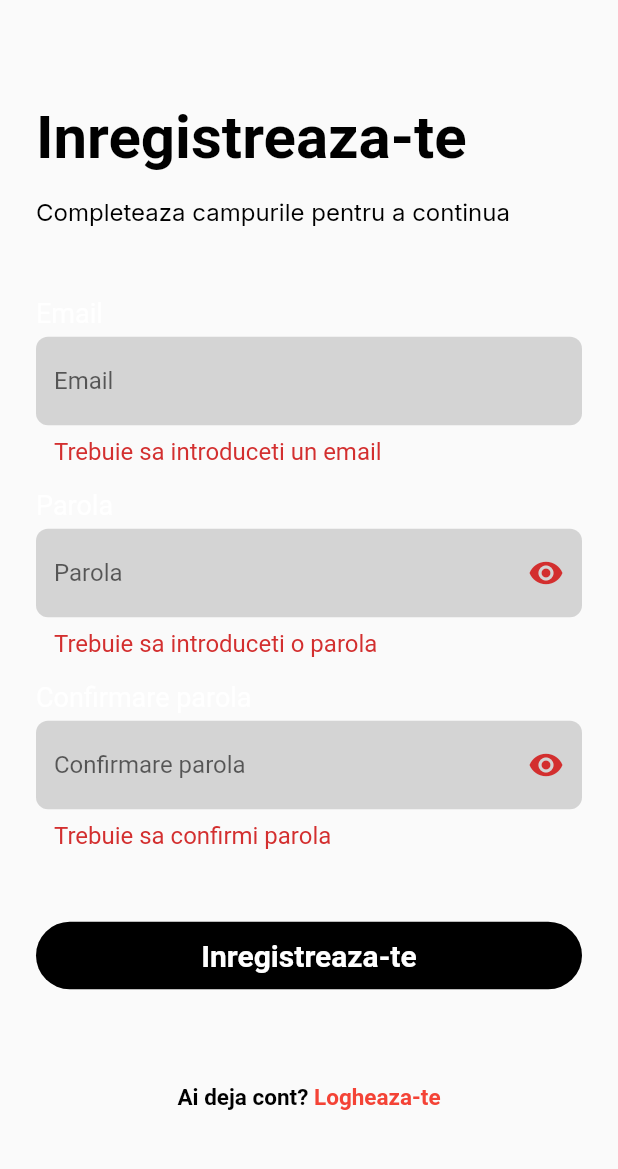
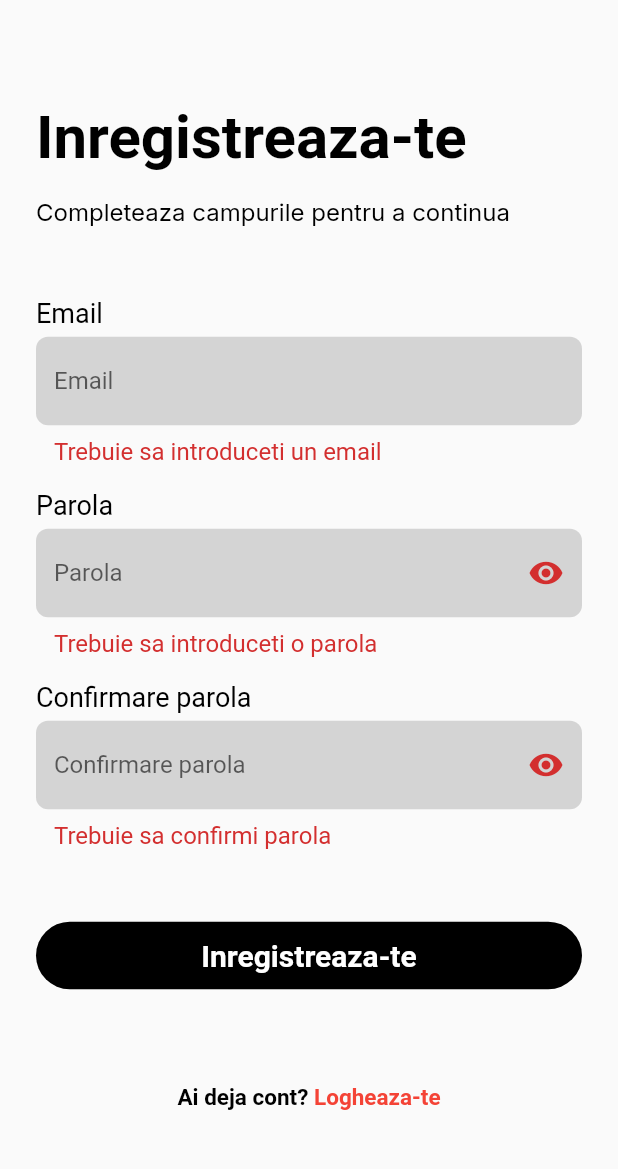
Before and after one commit to RobertPietraru/testador, a Flutter app: the _RegistrationScreen screen opened directly, after a tap on "Inregistreaza-te", on a phone screen of 412 x 824 dp, the part 60-1229 px from its top. Run offline on Flutter 3.47's test engine with Material 2 defaults, Android fonts, the phone set to English and light mode, and no system bars; our stand-ins replace auto_route, cloud_firestore, dartz, equatable, firebase_auth, firebase_core and 7 more; accounts and stored records are empty.

```diff
--- a/lib/core/components/buttons/long_button.dart
+++ b/lib/core/components/buttons/long_button.dart
@@ -14,9 +14,11 @@ class LongButton extends StatelessWidget {
     this.height = 45,
     this.textGradient,
     this.color,
+    this.error,
   }) : super(key: key);
+
+  final String? error;
   final Gradient? textGradient;
-
   final VoidCallback? onPressed;
   final String label;
   final bool isLoading;
@@ -27,17 +29,19 @@ class LongButton extends StatelessWidget {
   Widget build(BuildContext context) {
     final theme = AppTheme.of(context);
     final color = this.color ?? theme.primaryColor;
-    return SizedBox(
+    return Column(
+      children: [
+        SizedBox(
           width: 100.widthPercent,
           height: height,
           child: TextButton(
             onPressed: !isLoading ? onPressed : null,
             style: ButtonStyle(
               splashFactory: InkSplash.splashFactory,
-          overlayColor:
-              MaterialStateColor.resolveWith((states) => theme.secondaryColor),
-          shape: MaterialStateProperty.all(
-              RoundedRectangleBorder(borderRadius: BorderRadius.circular(100))),
+              overlayColor: MaterialStateColor.resolveWith(
+                  (states) => theme.secondaryColor),
+              shape: MaterialStateProperty.all(RoundedRectangleBorder(
+                  borderRadius: BorderRadius.circular(100))),
               backgroundColor: MaterialStateColor.resolveWith(
                 (states) {
                   if (states.contains(MaterialState.disabled)) {
@@ -60,6 +64,13 @@ class LongButton extends StatelessWidget {
               ],
             ),
           ),
+        ),
+        if (error != null)
+          Text(
+            error!,
+            style: TextStyle(color: theme.bad),
+          )
+      ],
     );
   }
 
--- a/lib/core/components/drawer.dart
+++ b/lib/core/components/drawer.dart
@@ -27,20 +27,28 @@ class CustomDrawer extends StatelessWidget {
           ListTile(
               onTap: () {},
               title: Text("Creeaza", style: theme.actionTextStyle)),
-          BlocListener<AuthBloc, AuthState>(
-
+          BlocConsumer<AuthBloc, AuthState>(
+            listenWhen: (previous, current) =>
+                previous is AuthAuthenticatedState &&
+                current is AuthUnauthenticatedState,
             listener: (context, state) {
               if (state is AuthUnauthenticatedState) {
                 context.router.popUntilRoot();
                 context.router.root.push(const UnprotectedFlowRoute());
               }
             },
-            child: ListTile(
-                onTap: () {
-                  context.read<AuthBloc>().add(const AuthUserLoggedOut());
-                },
-                title: Text("Delogheaza-te",
-                    style: theme.actionTextStyle.copyWith(color: theme.bad))),
+            builder: (context, state) => ListTile(
+                onTap: state is AuthAuthenticatedState
+                    ? () {
+                        context.read<AuthBloc>().add(const AuthUserLoggedOut());
+                      }
+                    : () {
+                        context.pushRoute(const AuthenticationFlowRoute());
+                      },
+                title: state is AuthAuthenticatedState
+                    ? Text("Delogheaza-te",
+                        style: theme.actionTextStyle.copyWith(color: theme.bad))
+                    : Text("Logheaza-te", style: theme.actionTextStyle)),
           )
         ]),
       ),
--- a/lib/core/components/text_input_field.dart
+++ b/lib/core/components/text_input_field.dart
@@ -45,7 +45,7 @@ class _TextInputFieldState extends State<TextInputField> {
       children: [
         Text(
           widget.hint,
-          style: theme.informationTextStyle.copyWith(color: Colors.white),
+          style: theme.informationTextStyle.copyWith(color: theme.primaryColor),
         ),
         const SizedBox(height: 5),
         TextFormField(
--- a/lib/core/routing/app_router.dart
+++ b/lib/core/routing/app_router.dart
@@ -14,6 +14,7 @@ import 'package:testador/features/testing/presentation/screens/test_screen.dart'
       path: '/auth',
       name: 'AuthenticationFlowRoute',
       page: AuthenticationFlow,
+      guards: [AuthLoadingGuard],
       children: [
         AutoRoute(initial: true, page: RegistrationScreen, path: 'signup'),
         AutoRoute(page: LoginScreen, path: 'loginin'),
@@ -24,6 +25,7 @@ import 'package:testador/features/testing/presentation/screens/test_screen.dart'
       name: 'UnprotectedFlowRoute',
       page: UnprotectedFlow,
       initial: true,
+      guards: [AuthLoadingGuard],
       children: [
         AutoRoute(
           initial: true,
@@ -36,7 +38,7 @@ import 'package:testador/features/testing/presentation/screens/test_screen.dart'
       path: '/protected',
       name: 'ProtectedFlowRoute',
       page: ProtectedFlow,
-      guards: [AuthGuard],
+      guards: [AuthGuard, AuthLoadingGuard],
       children: [
         AutoRoute(
           path: 'test-admin/:id',
--- a/lib/features/authentication/data/dtos/auth_failure_dto.dart
+++ b/lib/features/authentication/data/dtos/auth_failure_dto.dart
@@ -24,6 +24,7 @@ class AuthFailureDto {
       'unauthorized-continue-uri': AuthAuthorizationFailure(code: code),
       'email-already-exists': const AuthEmailAlreadyExistsFailure(),
       'email-already-in-use': const AuthEmailAlreadyExistsFailure(),
+      'network-request-failed': const AuthNetworkFailure(),
       'invalid-email': AuthInputBackendFailure(
           code: code, fieldWithIssue: FieldWithIssue.email),
       'invalid-password': AuthInputBackendFailure(
--- a/lib/features/authentication/data/repositories/auth_repository_impl.dart
+++ b/lib/features/authentication/data/repositories/auth_repository_impl.dart
@@ -27,7 +27,7 @@ class AuthRepositoryIMPL implements AuthRepository {
     } on AuthFailure catch (error) {
       return Left(error);
     } catch (_) {
-      return Left(AuthUnknownFailure());
+      return const Left(AuthUnknownFailure());
     }
   }
 
--- a/lib/features/authentication/domain/failures/auth_failure.dart
+++ b/lib/features/authentication/domain/failures/auth_failure.dart
@@ -47,11 +47,12 @@ class AuthAuthorizationFailure extends AuthFailure {
 
 class AuthNetworkFailure extends AuthFailure {
   const AuthNetworkFailure(
-      {required super.code, super.fieldWithIssue = FieldWithIssue.none});
+      {super.code = 'network-request-failed',
+      super.fieldWithIssue = FieldWithIssue.none});
 
   @override
   String retrieveMessage(BuildContext context) {
-    throw UnimplementedError();
+    return "Nu esti conectat la internet";
   }
 }
 
--- a/lib/features/authentication/presentation/auth_bloc/auth_bloc.dart
+++ b/lib/features/authentication/presentation/auth_bloc/auth_bloc.dart
@@ -23,7 +23,6 @@ class AuthBloc extends Bloc<AuthEvent, AuthState> {
   }
 
   Future<void> logUserOut(Emitter<AuthState> emit) async {
-
     final response = await logoutUsecase.call(NoParams());
     return response.fold((l) {
       emit(AuthFailureState(failure: l));
--- a/lib/features/authentication/presentation/screens/login/cubit/login_cubit.dart
+++ b/lib/features/authentication/presentation/screens/login/cubit/login_cubit.dart
@@ -42,10 +42,10 @@ class LoginCubit extends Cubit<LoginState> {
     return response.fold((failure) {
       emit(state.copyWith(failure: failure, status: LoginStatus.error));
     }, (user) {
+      authBloc.add(AuthUserLoggedIn(entity: user));
       emit(state.copyWith(
         status: LoginStatus.successful,
       ));
-      authBloc.add(AuthUserLoggedIn(entity: user));
     });
   }
 }
--- a/lib/features/authentication/presentation/screens/login/login_screen.dart
+++ b/lib/features/authentication/presentation/screens/login/login_screen.dart
@@ -6,6 +6,7 @@ import 'package:testador/core/components/buttons/long_button.dart';
 import 'package:testador/core/components/drawer.dart';
 import 'package:testador/core/components/text_input_field.dart';
 import 'package:testador/core/components/theme/app_theme.dart';
+import 'package:testador/features/authentication/domain/failures/auth_failure.dart';
 import 'package:testador/features/authentication/presentation/auth_bloc/auth_bloc.dart';
 import 'package:testador/features/authentication/presentation/screens/login/cubit/login_cubit.dart';
 import 'package:testador/injection.dart';
@@ -54,7 +55,9 @@ class _LoginView extends StatelessWidget {
       child: BlocConsumer<LoginCubit, LoginState>(
         listener: (context, state) {
           if (state.isSuccessful) {
+            // look, I don't know why it is this way, but it works nonetheless, so watchu gonna do?
             context.router.popUntilRoot();
+            context.router.pop();
             context.router.root.push(const ProtectedFlowRoute());
           }
         },
@@ -104,6 +107,9 @@ class _LoginView extends StatelessWidget {
                 LongButton(
                     onPressed: () => context.read<LoginCubit>().login(),
                     label: 'Logheaza-te',
+                    error: state.failure?.fieldWithIssue == FieldWithIssue.none
+                        ? state.failure?.retrieveMessage(context)
+                        : null,
                     isLoading: state.isLoading),
                 SizedBox(height: theme.spacing.xxLarge),
                 Center(
--- a/lib/features/authentication/presentation/screens/registration/registration_screen.dart
+++ b/lib/features/authentication/presentation/screens/registration/registration_screen.dart
@@ -37,6 +37,9 @@ class _RegistrationScreen extends StatelessWidget {
       body: BlocConsumer<RegistrationCubit, RegistrationState>(
         listener: (context, state) {
           if (state.isSuccessful) {
+            // look, I don't know why it is this way, but it works nonetheless, so watchu gonna do?
+            context.router.popUntilRoot();
+            context.router.pop();
             context.router.root.push(const ProtectedFlowRoute());
           }
         },
--- a/lib/flavours/main_development.dart
+++ b/lib/flavours/main_development.dart
@@ -35,7 +35,12 @@ class _MyAppState extends State<MyApp> {
   @override
   void initState() {
     _appRouter = AppRouter(
+      authLoadingGuard: AuthLoadingGuard(
+        context: context,
+        authBloc: context.read<AuthBloc>(),
+      ),
       authGuard: AuthGuard(
+        context: context,
         authBloc: context.read<AuthBloc>(),
       ),
     );
```
Also changed, not shown: lib/core/routing/route_guards.dart (+45 -2 lines), lib/core/routing/app_router.gr.dart. Lines whose indentation alone changed are shown as unchanged.
